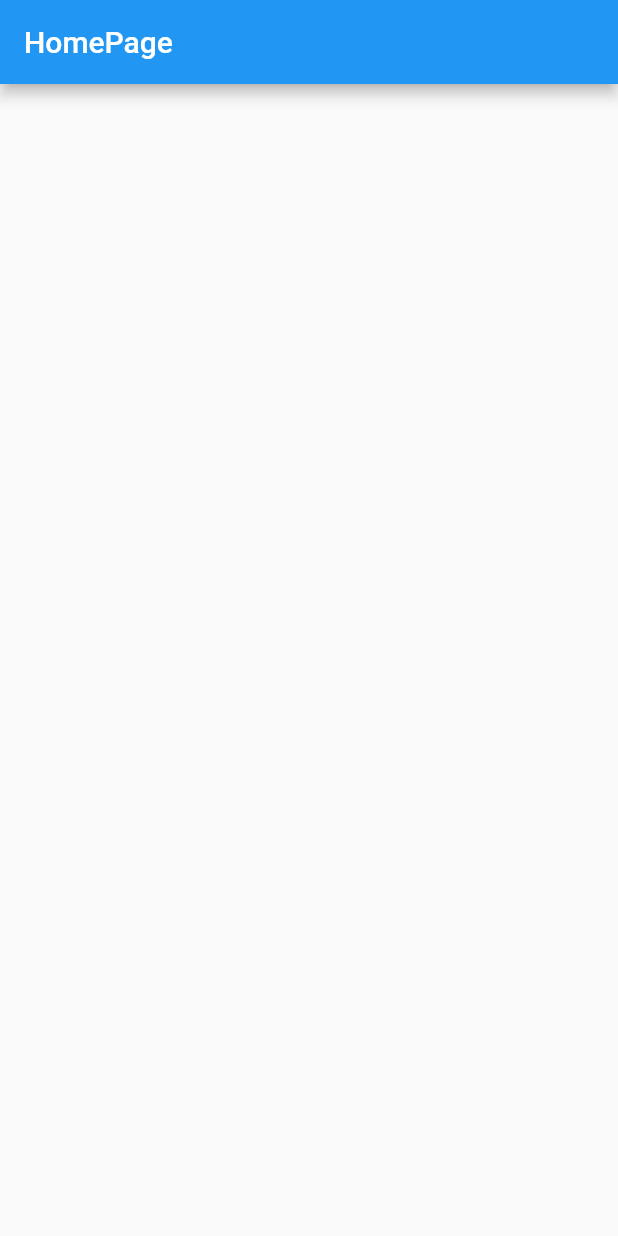
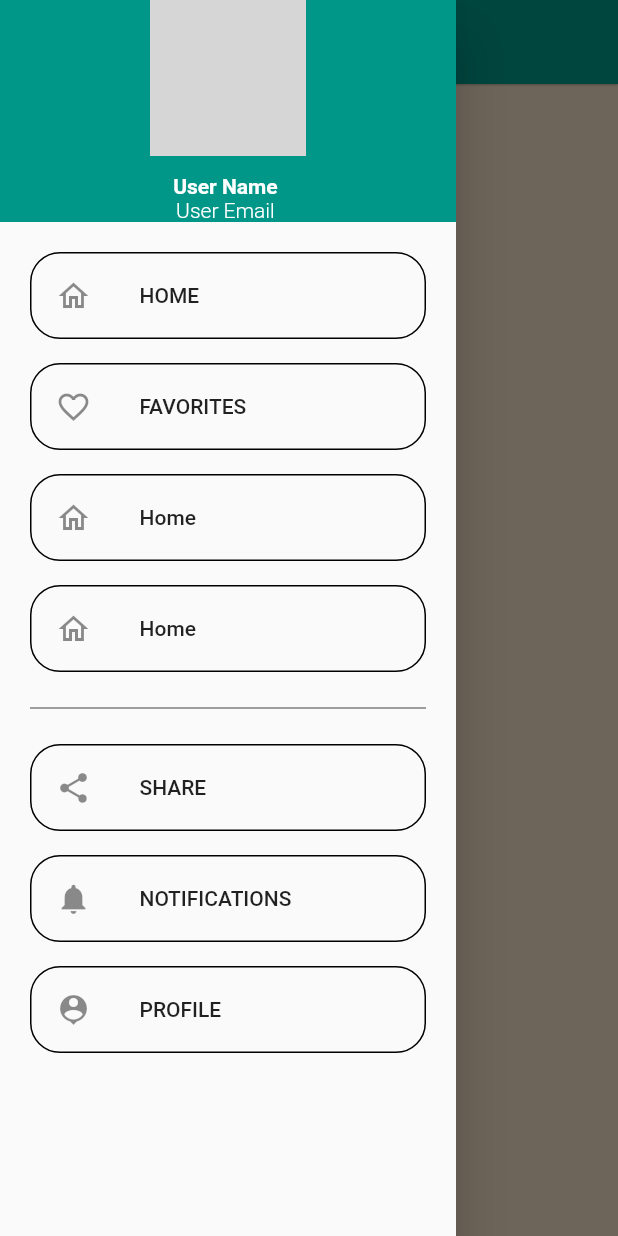
Before and after one commit to abdou-tech-maker/Khademni, a Flutter app: the Home screen opened directly, with the side drawer open (before the commit the screen has no drawer), on a phone screen of 412 x 824 dp. Run offline on Flutter 3.47's test engine with Material 2 defaults, Android fonts, the phone set to English and light mode, and no system bars; our stand-ins replace shared_preferences, smooth_page_indicator; accounts and stored records are empty; network calls fail; grey boxes are pictures that could not be loaded.

Commit message:
Building Home Page Drawer

```diff
--- a/lib/Screens/Home.dart
+++ b/lib/Screens/Home.dart
@@ -1,4 +1,4 @@
-// ignore: file_names
+import 'package:flutter/cupertino.dart';
 import 'package:flutter/material.dart';
 
 class Home extends StatefulWidget {
@@ -12,9 +12,115 @@ class _HomeState extends State<Home> {
   @override
   Widget build(BuildContext context) {
     return Scaffold(
+      backgroundColor: const Color(0xFDEDDBC3),
       appBar: AppBar(
-        title: const Text('HomePage'),
+        backgroundColor: const Color(0xFF009688),
+        elevation: 0.5,
+        title: const Text(
+          'HomePage',
+          textAlign: TextAlign.center,
+        ),
       ),
+      drawer: const NavigationDrawer(),
     );
   }
 }
+
+class NavigationDrawer extends StatelessWidget {
+  const NavigationDrawer({Key? key}) : super(key: key);
+  @override
+  Widget build(BuildContext context) => Drawer(
+        child: SingleChildScrollView(
+          child: Column(
+            crossAxisAlignment: CrossAxisAlignment.stretch,
+            children: [
+              buildHeader(context),
+              buildMenuItems(context),
+            ],
+          ),
+        ),
+      );
+  Widget buildHeader(BuildContext context) => Material(
+      color: const Color(0xFF009688),
+      child: InkWell(
+        onTap: () {},
+        child: Container(
+          padding: EdgeInsets.only(top: MediaQuery.of(context).padding.top),
+          child: Column(
+            children: const [
+              CircleAvatar(
+                radius: 52,
+                backgroundImage: NetworkImage(
+                    'https://i.etsystatic.com/36532523/r/il/97ae46/4078306713/il_794xN.4078306713_n74s.jpg'),
+              ),
+              SizedBox(
+                height: 12,
+              ),
+              Text(
+                'User Name ',
+                style:
+                    TextStyle(fontWeight: FontWeight.bold, color: Colors.white),
+              ),
+              Text(
+                'User Email ',
+                style:
+                    TextStyle(fontWeight: FontWeight.w300, color: Colors.white),
+              ),
+            ],
+          ),
+        ),
+      ));
+
+  Widget buildMenuItems(BuildContext context) => Container(
+        padding: const EdgeInsets.all(20.0),
+        child: Wrap(runSpacing: 16.0, children: [
+          ListTile(
+            shape: OutlineInputBorder(borderRadius: BorderRadius.circular(20)),
+            leading: const Icon(Icons.home_outlined),
+            title: const Text('HOME'),
+            onTap: () => Navigator.of(context).pushReplacement(
+                CupertinoPageRoute(builder: (context) => const Home())),
+          ),
+          ListTile(
+            shape: OutlineInputBorder(borderRadius: BorderRadius.circular(20)),
+            leading: const Icon(Icons.favorite_border),
+            title: const Text('FAVORITES'),
+            onTap: () {},
+          ),
+          ListTile(
+            shape: OutlineInputBorder(borderRadius: BorderRadius.circular(20)),
+            leading: const Icon(Icons.home_outlined),
+            title: const Text('Home'),
+            onTap: () {},
+          ),
+          ListTile(
+            shape: OutlineInputBorder(borderRadius: BorderRadius.circular(20)),
+            leading: const Icon(Icons.home_outlined),
+            title: const Text('Home'),
+            onTap: () {},
+          ),
+          const Divider(
+            color: Colors.black,
+            thickness: 0.5,
+          ),
+          ListTile(
+            shape: OutlineInputBorder(borderRadius: BorderRadius.circular(20)),
+            leading: const Icon(Icons.share),
+            title: const Text('SHARE'),
+            onTap: () {},
+          ),
+          ListTile(
+            shape: OutlineInputBorder(borderRadius: BorderRadius.circular(20)),
+            leading: const Icon(Icons.notifications),
+            title: const Text('NOTIFICATIONS'),
+            onTap: () {},
+          ),
+          ListTile(
+            shape: OutlineInputBorder(borderRadius: BorderRadius.circular(20)),
+            leading: const Icon(Icons.person_pin),
+            title: const Text('PROFILE'),
+            onTap: () {},
+          ),
+        ]),
+      );
+}
--- a/lib/Screens/signUp.dart
+++ b/lib/Screens/signUp.dart
@@ -1,3 +1,7 @@
+// ignore: file_names
+// ignore: file_names
+// ignore_for_file: unused_import, unused_local_variable
+
 import 'package:flutter/cupertino.dart';
 import 'package:flutter/material.dart';
 import 'package:khademni/Screens/Home.dart';
@@ -37,10 +41,7 @@ class _signupState extends State<Signup> {
         backgroundColor: const Color(0xFF009688),
         elevation: 0.5,
       ),
-      body: /*isCompleted
-          ? buildCompleted()
-          : */
-          Theme(
+      body: Theme(
         data: Theme.of(context).copyWith(
             colorScheme: const ColorScheme.light(
                 primary: Color.fromARGB(255, 216, 56, 56))),
@@ -81,7 +82,9 @@ class _signupState extends State<Signup> {
             }
           },
           controlsBuilder: (BuildContext context, ControlsDetails details) {
-            return Padding(
+            return Column(
+              children: [
+                Padding(
                   padding: const EdgeInsets.all(20.0),
                   child: Row(
                     mainAxisAlignment: MainAxisAlignment.center,
@@ -116,22 +119,10 @@ class _signupState extends State<Signup> {
                               'Back ',
                               style: TextStyle(fontSize: 18),
                             )),
-                  if (isLastStep)
-                    ElevatedButton(
-                        onPressed: () {},
-                        style: ElevatedButton.styleFrom(
-                          backgroundColor:
-                              const Color.fromARGB(255, 216, 56, 56),
-                          fixedSize: Size(size.width * 0.1, 50),
-                          shape: RoundedRectangleBorder(
-                              borderRadius: BorderRadius.circular(50)),
-                        ),
-                        child: const Text(
-                          'Finish ',
-                          style: TextStyle(fontSize: 18),
-                        )),
                     ],
                   ),
+                ),
+              ],
             );
           },
         ),
--- a/lib/accountPage.dart
+++ b/lib/accountPage.dart
@@ -1,3 +1,4 @@
+// ignore: file_names
 import 'package:flutter/material.dart';
 
 //Account Page In Signup Form
--- a/lib/buildPage.dart
+++ b/lib/buildPage.dart
@@ -1,4 +1,6 @@
 // ignore: file_names
+// ignore_for_file: file_names
+
 import 'package:flutter/material.dart';
 
 Widget buildPage(
```
Also changed, not shown: assets/imgs/me.jpg (added). Lines whose indentation alone changed are shown as unchanged.
